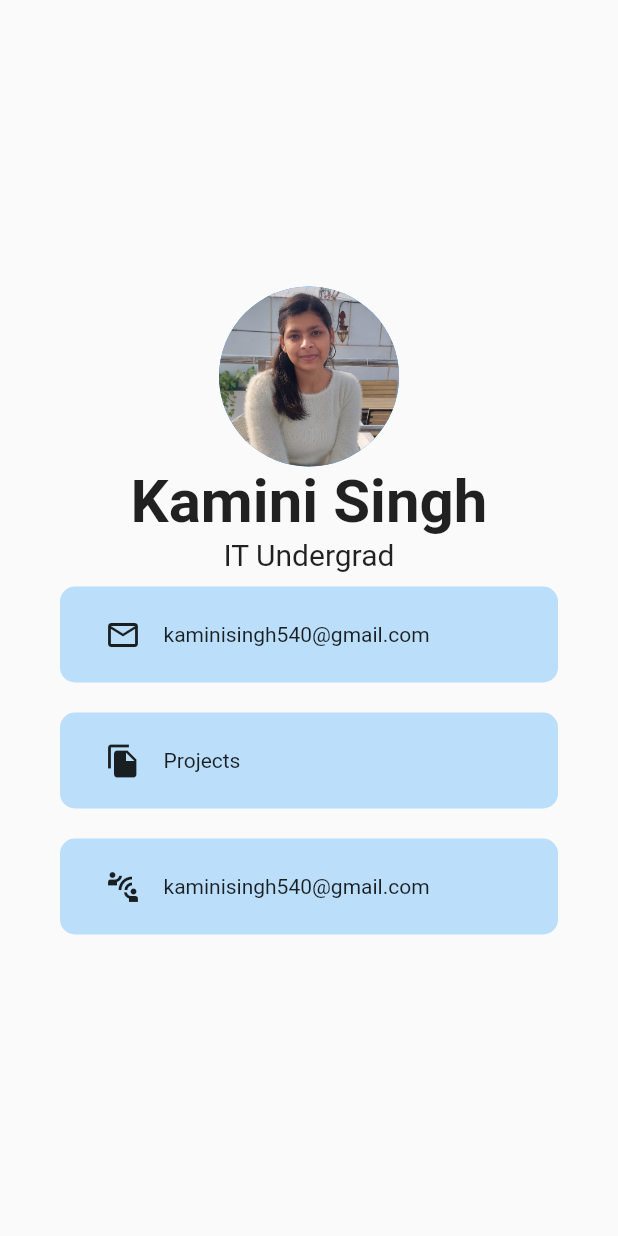
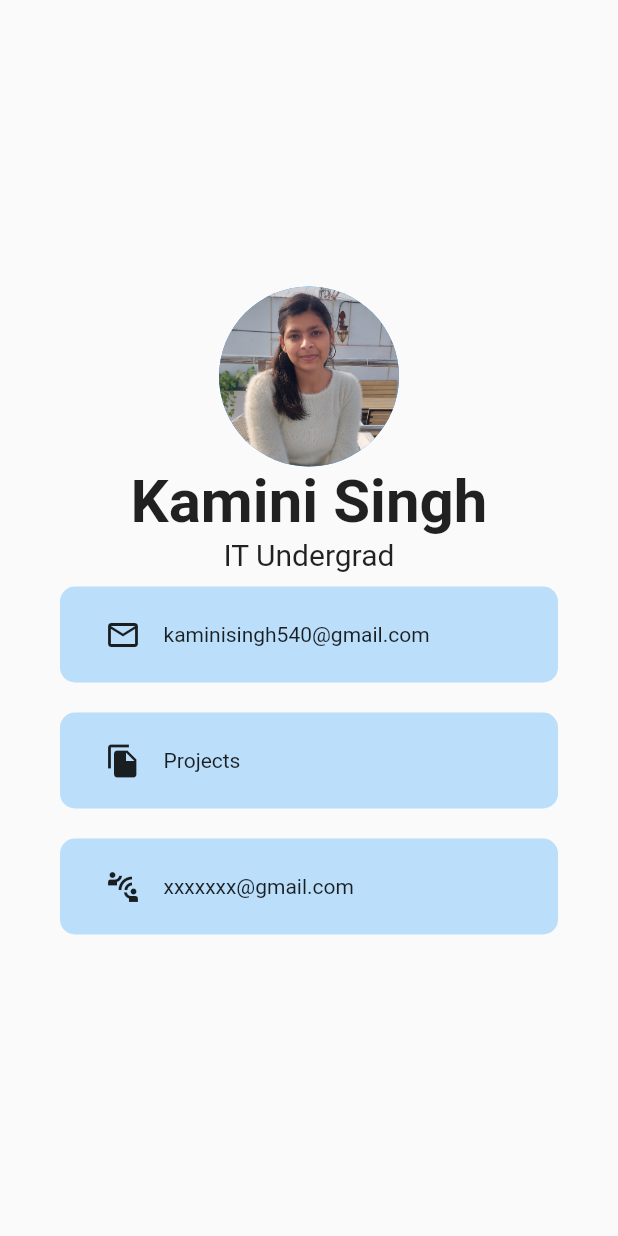
Before and after one commit to kamini-singh/portfolio_app, a Flutter app: the screen it shows after launch, on a phone screen of 412 x 824 dp. Run offline on Flutter 3.47's test engine with Material 2 defaults, Android fonts, the phone set to English and light mode, and no system bars.

Commit message:
Update home_page.dart

```diff
--- a/lib/home_page.dart
+++ b/lib/home_page.dart
@@ -83,7 +83,7 @@ class Homepage extends StatelessWidget {
                     width: 15,
                   ),
                   Text(
-                    'kaminisingh540@gmail.com',
+                    'xxxxxxx@gmail.com',
                   ),
                 ],
               ),
```
